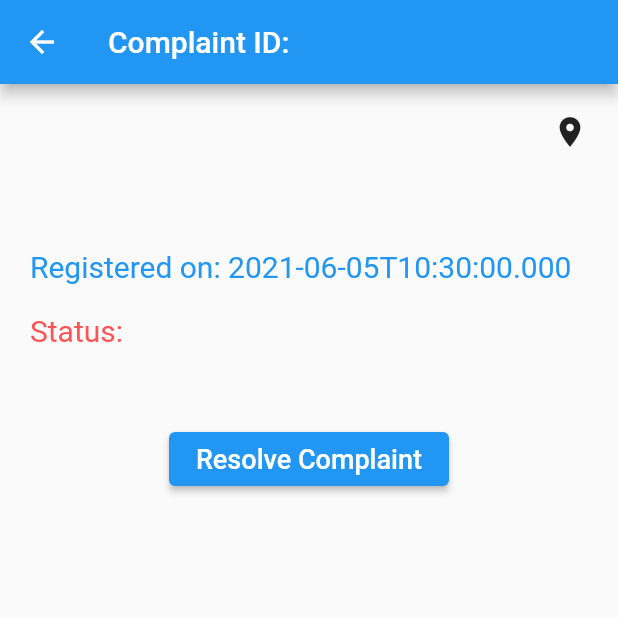
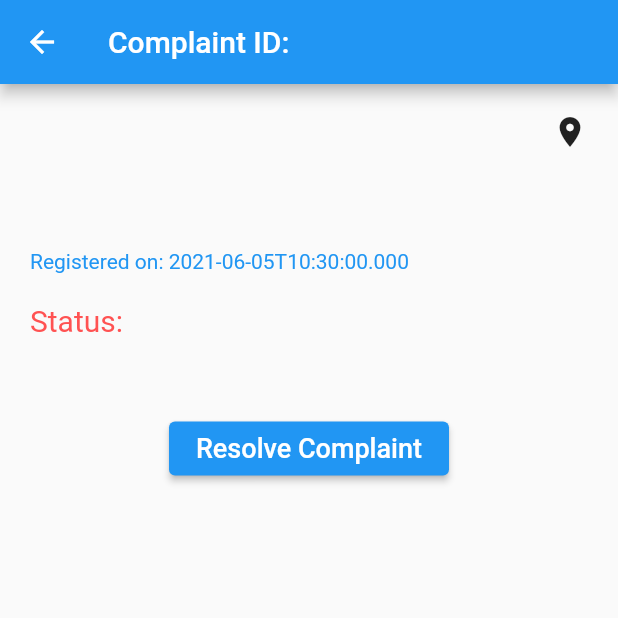
Before and after one commit to WebOps-and-Blockchain-Club/clinsti-mobile-client, a Flutter app: the ShowComplaint screen opened directly with empty values, on a phone screen of 412 x 824 dp, the top half of it. Run offline on Flutter 3.47's test engine with Material 2 defaults, Android fonts, the phone set to English and light mode, and no system bars; our stand-ins replace flutter_image_compress, fluttertoast, geolocator, google_maps_flutter, shared_preferences; missing offline and left inert: multi_image_picker; accounts and stored records are empty; network calls fail; statements that could not run were skipped.

Commit message:
update_2

```diff
--- a/lib/screens/HomeScreen/ShowComplaint/showComplaint.dart
+++ b/lib/screens/HomeScreen/ShowComplaint/showComplaint.dart
@@ -21,6 +21,7 @@ class _ShowComplaintState extends State<ShowComplaint> {
   Widget _getLocationWidget(String loc) {
     try {
       var obj = jsonDecode(loc);
+      // ignore: unnecessary_statements
       obj['Latitude'];
       return GestureDetector(
         onTap: () {
@@ -30,13 +31,14 @@ class _ShowComplaintState extends State<ShowComplaint> {
               builder: (context) => MapSelect(
                 loc: loc,
                 select: false,
-                      )));
+              )
+            )
+          );
         },
         child: Row(
           children: [
-            Text("geoLocation"),
-            Spacer(),
             Icon(Icons.location_on),
+            Text("geoLocation",style: TextStyle(color: Colors.blue,decoration: TextDecoration.underline)),
           ],
         ),
       );
@@ -53,12 +55,11 @@ class _ShowComplaintState extends State<ShowComplaint> {
 
   @override
   Widget build(BuildContext context) {
-    print(widget.complaint);
     var width = MediaQuery.of(context).size.width;
     return Scaffold(
       appBar: AppBar(
         title: Text(
-            'Complaint ID: ' + widget.complaint["complaint_id"].toString()),
+            'Complaint ID: ${widget.complaint["complaint_id"].toString()}'),
       ),
       body: Padding(
         padding: const EdgeInsets.all(20.0),
@@ -72,47 +73,15 @@ class _ShowComplaintState extends State<ShowComplaint> {
             SizedBox(
               height: 20,
             ),
-
-            // Container(
-            //   height: 200,
-            //   child: ListView.builder(
-            //     itemCount: complaint.images_url.length,
-            //     scrollDirection: Axis.horizontal,
-            //     itemBuilder: (context, index) {
-            //       return Card(
-            //         child: Image.network(
-            //           complaint.images_url[index],
-            //           height: 150,
-            //           width: 150,
-            //           loadingBuilder: (BuildContext context, Widget child,
-            //               ImageChunkEvent loadingProgress) {
-            //             if (loadingProgress == null) return child;
-            //             return Center(
-            //               child: CircularProgressIndicator(
-            //                 value: loadingProgress.expectedTotalBytes != null
-            //                     ? loadingProgress.cumulativeBytesLoaded /
-            //                     loadingProgress.expectedTotalBytes
-            //                     : null,
-            //               ),
-            //             );
-            //           },
-            //         ),
-            //       );
-            //     },
-            //   ),
-            // ),
-            // SizedBox(
-            //   height: 30,
-            // ),
             Text(
-              'Registered on: ' + widget.complaint["created_time"].toString(),
-              style: TextStyle(fontSize: 20, color: Colors.blue),
+              'Registered on: ${widget.complaint["created_time"].toString()}',
+              style: TextStyle(color: Colors.blue),
             ),
             SizedBox(
               height: 20,
             ),
             Text(
-              'Status: ' + widget.complaint["status"].toString(),
+              'Status: ${widget.complaint["status"].toString()}',
               style: TextStyle(
                 fontSize: 20,
                 color: (widget.complaint["status"] == 'completed')
@@ -149,10 +118,6 @@ class _ShowComplaintState extends State<ShowComplaint> {
                             ? Colors.yellowAccent
                             : Colors.grey,
                         onPressed: () {
-                            print(showSubmitButton);
-                            print((widget.complaint != null &&
-                                widget.complaint["feedback_rating"] == null));
-                            print(widget.complaint["feedback_remark"] == null);
                           if ((widget.complaint != null &&
                                   widget.complaint["feedback_rating"] ==
                                       null) ||
@@ -163,14 +128,12 @@ class _ShowComplaintState extends State<ShowComplaint> {
                               showSubmitButton = true;
                             });
                           }
-                          });
+                        }
+                      );
                     },
                   ),
                 ),
               ),
-            // if (widget.complaint != null &&
-            //     widget.complaint["feedback_rating"] != null &&
-            //     widget.complaint["feedback_rating"] != 0)
             if (widget.complaint["status"] == "Work completed" ||
                 widget.complaint["status"] == "Closed with due justification")
               (widget.complaint['feedback_remark'] == null &&
@@ -246,7 +209,6 @@ class _ShowComplaintState extends State<ShowComplaint> {
                   onPressed: () async {
                     await widget.db
                         .deleteRequest(widget.complaint['complaint_id']);
-                    //await widget.db.synC();
                     Navigator.pop(context);
                   },
                 ),
```
Also changed, not shown: lib/screens/HomeScreen/NewComplaint/main.dart (+9 -28 lines), lib/screens/HomeScreen/ShowComplaint/resolveComplaintScreen.dart (deleted, +0 -42 lines), lib/screens/HomeScreen/ViewComplaints/complaint_tile.dart (+25 -15 lines), lib/screens/HomeScreen/ViewComplaints/main.dart (+13 -4 lines), pubspec.lock. Lines whose indentation alone changed are shown as unchanged.
